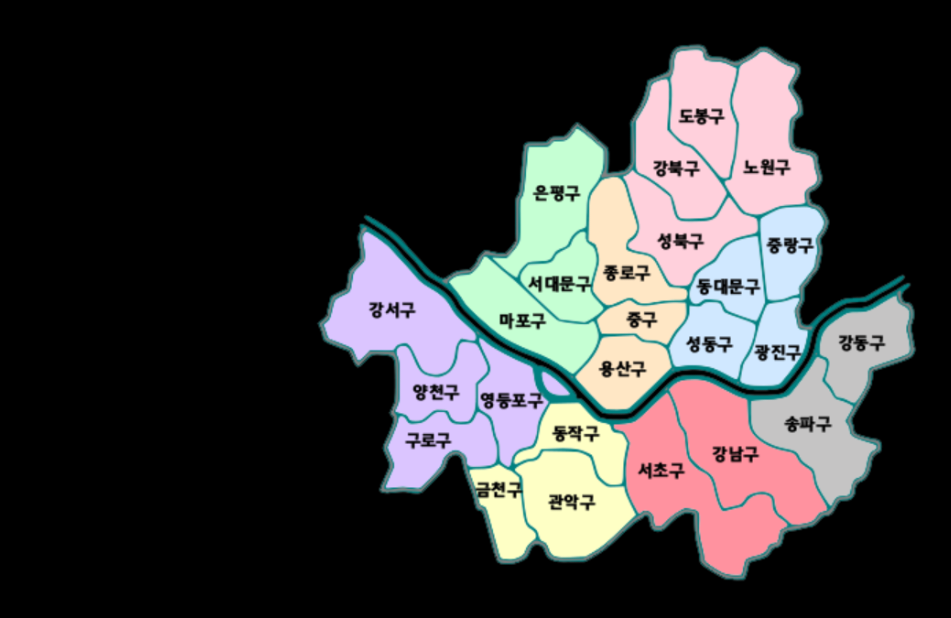
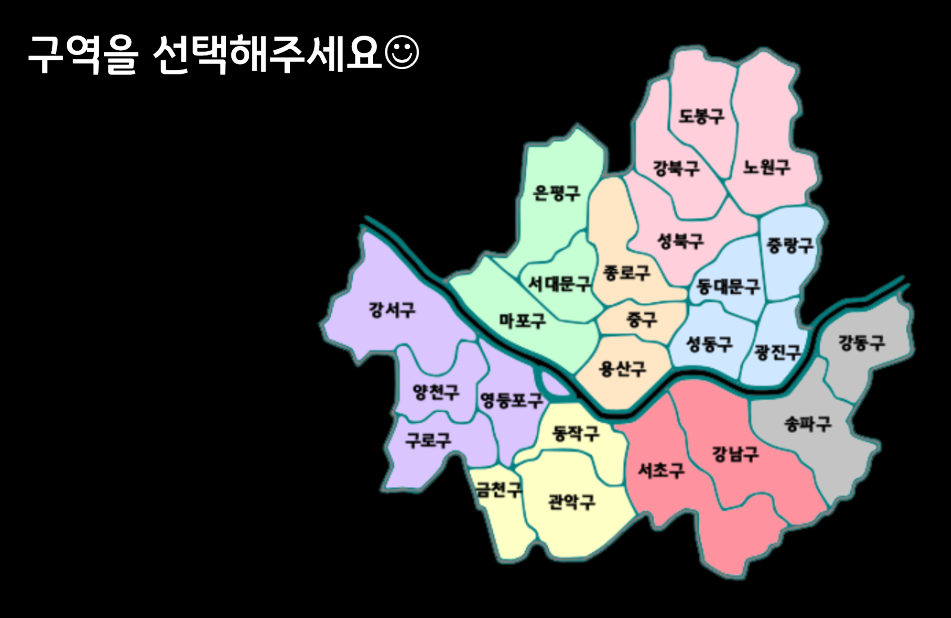
Before and after one commit to CSID-DGU/2019-1-CECD4-YuSoRyeong-1, an Android app: the MapActivity screen opened directly, with no data from a screen before it, on a phone screen of 824 x 412 dp (held sideways). Shown: the whole screen, without its empty margins (0-951 px from the left). Run offline under Robolectric (Android 15) with nearby library versions, the phone set to English and light mode, and no system bars; libraries missing offline, so code that uses them is left out: com.skt.

Commit message:
modify xml

```diff
--- a/app/src/main/java/com/hanium/glass/MainActivity.java
+++ b/app/src/main/java/com/hanium/glass/MainActivity.java
@@ -18,7 +18,7 @@ public class MainActivity extends AppCompatActivity {
 
 
 
-        tMapview.setSKTMapApiKey("");
+        tMapview.setSKTMapApiKey("246832e5-4982-4b19-b626-d9a0c89de007");
 
         super.onCreate(savedInstanceState);
         setContentView(R.layout.activity_main);
--- a/app/src/main/res/layout/activity_map.xml
+++ b/app/src/main/res/layout/activity_map.xml
@@ -1,12 +1,10 @@
 <?xml version="1.0" encoding="utf-8"?>
-<LinearLayout xmlns:android="http://schemas.android.com/apk/res/android"
+<FrameLayout xmlns:android="http://schemas.android.com/apk/res/android"
     xmlns:app="http://schemas.android.com/apk/res-auto"
     xmlns:tools="http://schemas.android.com/tools"
     android:layout_width="match_parent"
     android:layout_height="match_parent"
     android:background="@color/bg_slider_screen"
-    android:gravity="center"
-    android:orientation="vertical"
     android:weightSum="1"
     tools:context="com.hanium.glass.MapActivity">
 
@@ -17,4 +15,11 @@
         app:srcCompat="@drawable/seoul"
         />
 
-</LinearLayout>
+    <ImageView
+        android:id="@+id/recoinfo"
+        android:layout_width="300sp"
+        android:layout_height="73sp"
+        android:layout_marginLeft="0dp"
+        app:srcCompat="@drawable/recoinfo" />
+
+</FrameLayout>
```
Also changed, not shown: app/src/main/java/com/hanium/glass/NavigationActivity.java (+12 -5 lines), app/src/main/java/com/hanium/glass/SearchActivity.java (+21 -1 lines), app/src/main/res/layout/activity_search.xml (+20 -4 lines), app/src/main/res/drawable/naviinfo.png (added), app/src/main/res/drawable/recoinfo.png (added).
